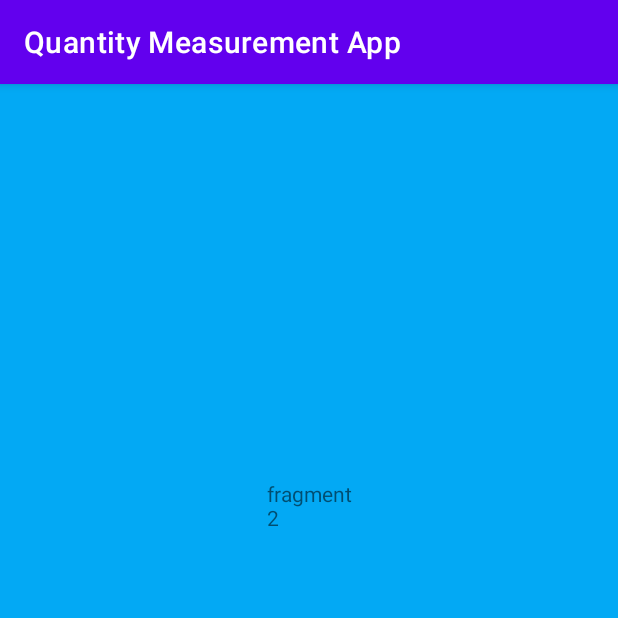
After one commit to Anusha-Jagannath/Quantity-Measurement-App, an Android app: the fragment Fragment2 shown on its own in the app's theme, on a phone screen of 412 x 824 dp, the top half of it. The commit adds this screen. Run offline under Robolectric (Android 15) with nearby library versions, the phone set to English and light mode, and no system bars.

Commit message:
Added: code for fragments

```diff
--- /dev/null
+++ b/app/src/main/java/com/example/quantitymeasurementapp/Fragment2.kt
@@ -0,0 +1,6 @@
+package com.example.quantitymeasurementapp
+
+import androidx.fragment.app.Fragment
+
+class Fragment2 : Fragment(R.layout.fragment2) {
+}
--- /dev/null
+++ b/app/src/main/res/layout/fragment2.xml
@@ -0,0 +1,23 @@
+<?xml version="1.0" encoding="utf-8"?>
+<RelativeLayout xmlns:android="http://schemas.android.com/apk/res/android"
+    android:layout_width="match_parent"
+    android:layout_height="match_parent"
+    android:background="@color/fragment2"
+    >
+
+
+    <TextView
+        android:id="@+id/textView2"
+        android:layout_width="wrap_content"
+        android:layout_height="wrap_content"
+        android:layout_alignParentStart="true"
+        android:layout_alignParentTop="true"
+        android:layout_alignParentEnd="true"
+        android:layout_alignParentBottom="true"
+        android:layout_marginStart="178dp"
+        android:layout_marginTop="263dp"
+        android:layout_marginEnd="175dp"
+        android:layout_marginBottom="449dp"
+        android:text="fragment2" />
+
+</RelativeLayout>
--- a/app/src/main/res/values/colors.xml
+++ b/app/src/main/res/values/colors.xml
@@ -7,4 +7,6 @@
     <color name="teal_700">#FF018786</color>
     <color name="black">#FF000000</color>
     <color name="white">#FFFFFFFF</color>
+    <color name="fragment1">#009688</color>
+    <color name="fragment2">#03A9F4</color>
 </resources>
```
Also changed, not shown: app/src/main/java/com/example/quantitymeasurementapp/Fragment1.kt (added, +7 -0 lines), app/src/main/java/com/example/quantitymeasurementapp/MainActivity.kt (+23 -1 lines), app/src/main/res/layout/activity_main.xml (+28 -10 lines), app/src/main/res/layout/fragment1.xml (added, +21 -0 lines).
